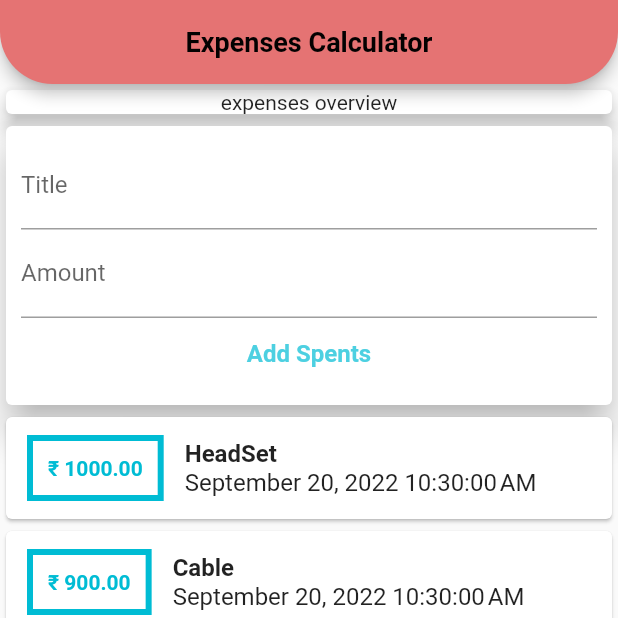
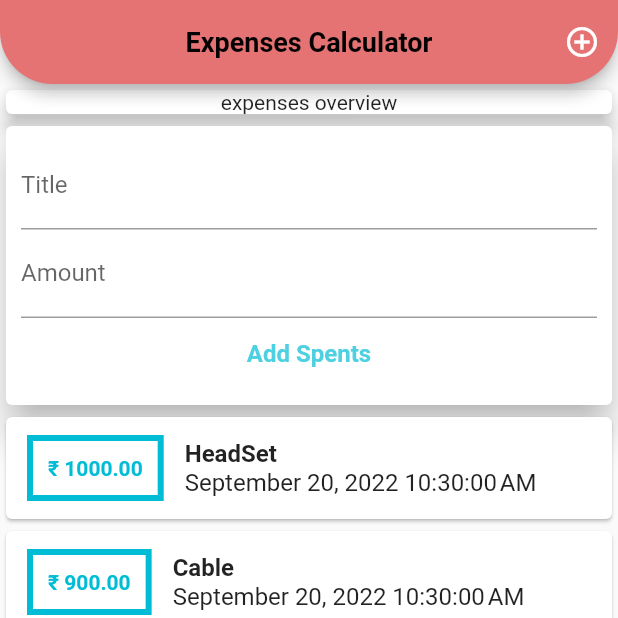
Before and after one commit to Erickeagle3/expense_app, a Flutter app: the screen it shows after launch, on a phone screen of 412 x 824 dp, the top half of it. Run offline on Flutter 3.47's test engine with Material 2 defaults, Android fonts, the phone set to English and light mode, and no system bars.

Commit message:
flutter: added action button for adding spents in diffrent method
Note - (height: 600, //changing acording to testing device for now.)
       this height changing just temp or you would say wip as i'm testing in multiple device
       i'll fix it as soon as possible.

```diff
--- a/lib/main.dart
+++ b/lib/main.dart
@@ -22,7 +22,16 @@ class MyApp extends StatelessWidget {
               borderRadius: BorderRadius.only(
                   bottomLeft: Radius.circular(35),
                   bottomRight: Radius.circular(35))),
-            backgroundColor: Colors.red.shade300),
+          backgroundColor: Colors.red.shade300,
+          actions: <Widget>[
+            IconButton(
+              onPressed: () {},
+              icon: const Icon(
+                Icons.add_circle_outline,
+              ),
+            )
+          ],
+        ),
         body: ListView(
           children: const <Widget>[
             SizedBox(
--- a/lib/widgets/transaction.dart
+++ b/lib/widgets/transaction.dart
@@ -11,7 +11,7 @@ class MyTransactions extends StatelessWidget {
   @override
   Widget build(BuildContext context) {
     return SizedBox(
-      height: 780,
+      height: 600, //changing acording to testing device for now.
       child: ListView.builder(
         itemBuilder: (text, index) {
           return Card(
```
Lines whose indentation alone changed are shown as unchanged.
